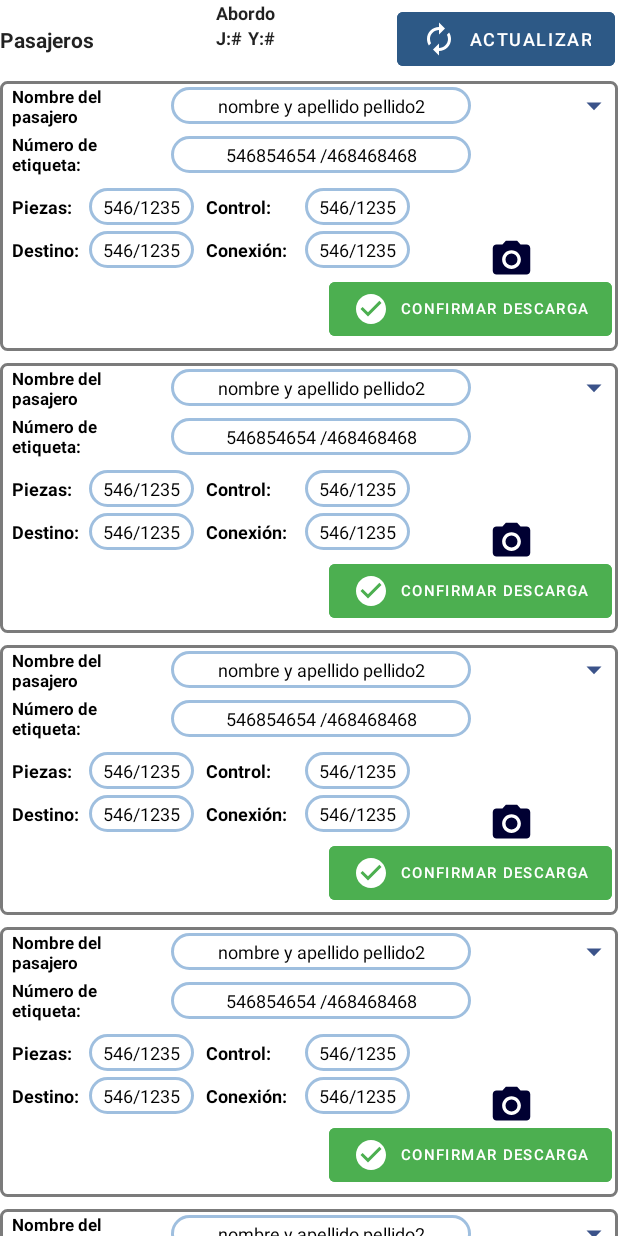
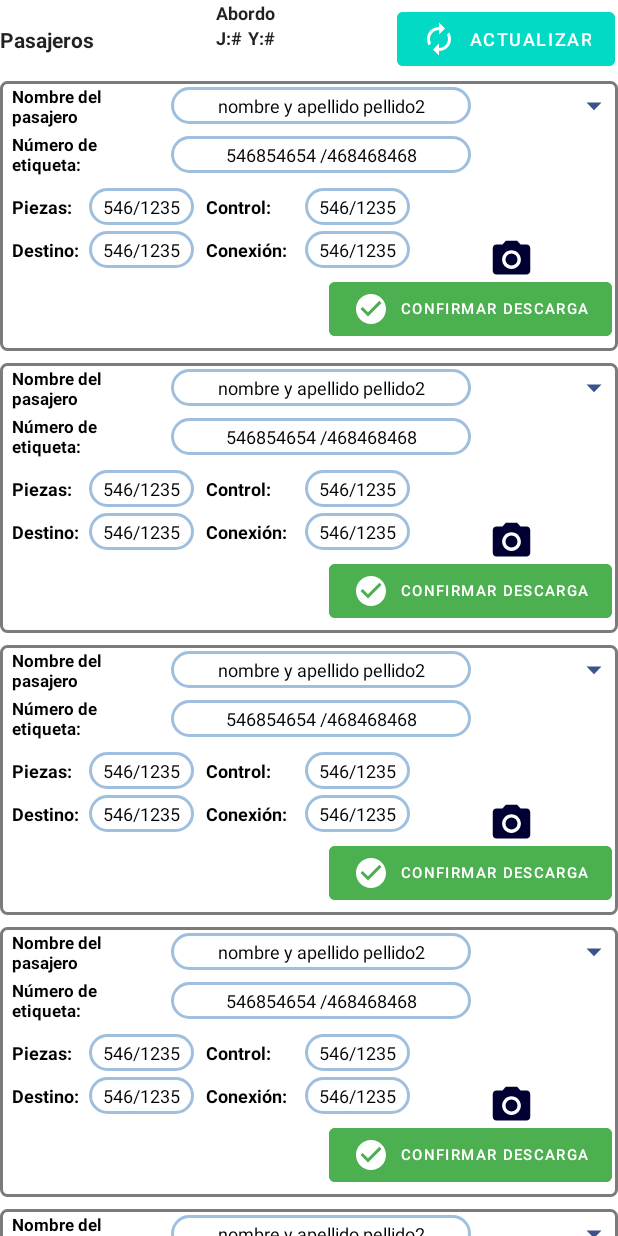
Before and after one commit to YaelGonzalez08/PaperlessApplication, an Android app: the layout fragment_clientes_ctrl_abordaje.xml on its own in the app's theme, with its tools: preview values and no code run, on a phone screen of 412 x 824 dp. Run offline under Robolectric (Android 15) with nearby library versions, the phone set to English and light mode, and no system bars.

Commit message:
Cambio de color del boton de azul a azul cyan

```diff
--- a/app/src/main/res/layout/fragment_clientes_ctrl_abordaje.xml
+++ b/app/src/main/res/layout/fragment_clientes_ctrl_abordaje.xml
@@ -52,19 +52,20 @@
         android:textStyle="bold"
         app:layout_constraintStart_toEndOf="@+id/text_J"
         app:layout_constraintTop_toBottomOf="@+id/textView34" />
+
+
     <com.google.android.material.button.MaterialButton
         android:id="@+id/btnUpdate"
-        android:textSize="@dimen/text_12"
-        android:layout_margin="@dimen/dimen_2"
         android:layout_width="wrap_content"
         android:layout_height="wrap_content"
-        android:backgroundTint="@color/azul_boton_siguiente"
+        android:layout_margin="@dimen/dimen_2"
+        android:backgroundTint="@color/design_default_color_secondary"
         android:outlineAmbientShadowColor="@color/secondaryColor"
         android:text="Actualizar"
+        android:textSize="@dimen/text_12"
         app:icon="@drawable/ic_clear"
         app:layout_constraintEnd_toEndOf="parent"
         app:layout_constraintTop_toTopOf="parent" />
-
 
     <androidx.recyclerview.widget.RecyclerView
         android:id="@+id/recycler_Checklist"
```
